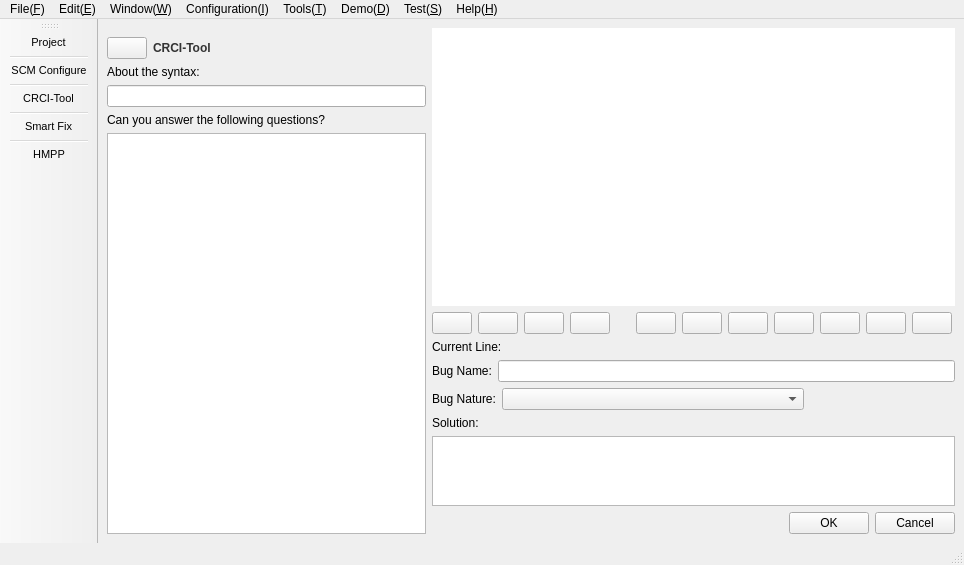
This is mainwindow.ui in fumeshroomXY/HMPP as Qt 5 draws it before an edit. The edited form follows.
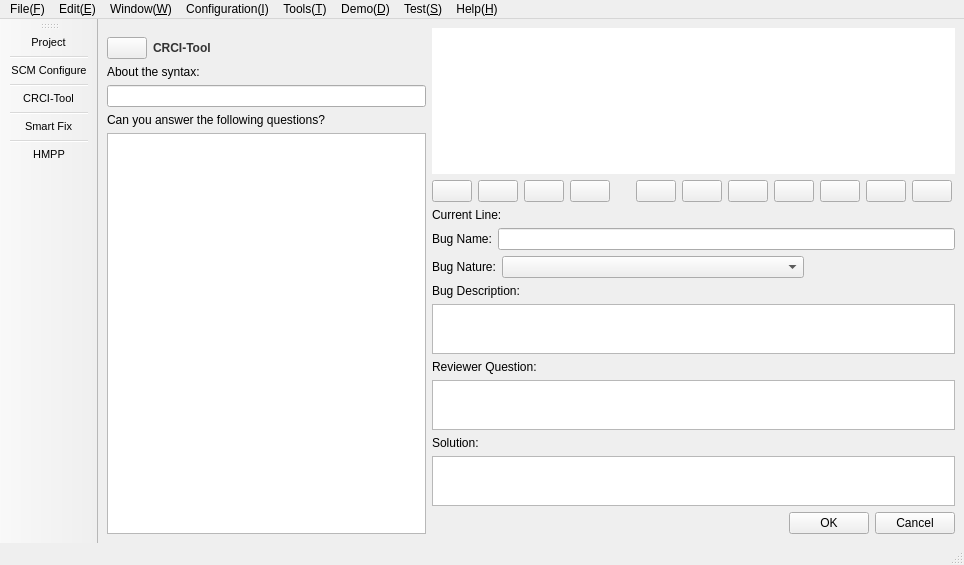
This is the edited form. Icons and pictures are not drawn. Custom widgets are drawn as their Qt base class.

Patch:
```diff
--- a/mainwindow.ui
+++ b/mainwindow.ui
@@ -1409,12 +1409,71 @@
                   <item>
                    <widget class="QLabel" name="label_8">
                     <property name="text">
+                     <string>Bug Description:</string>
+                    </property>
+                   </widget>
+                  </item>
+                  <item>
+                   <widget class="QTextEdit" name="textEditBugDescription">
+                    <property name="sizePolicy">
+                     <sizepolicy hsizetype="Preferred" vsizetype="Fixed">
+                      <horstretch>0</horstretch>
+                      <verstretch>0</verstretch>
+                     </sizepolicy>
+                    </property>
+                    <property name="minimumSize">
+                     <size>
+                      <width>0</width>
+                      <height>50</height>
+                     </size>
+                    </property>
+                   </widget>
+                  </item>
+                  <item>
+                   <widget class="QLabel" name="label_13">
+                    <property name="text">
+                     <string>Reviewer Question:</string>
+                    </property>
+                   </widget>
+                  </item>
+                  <item>
+                   <widget class="QTextEdit" name="textEditReviewerQuestion">
+                    <property name="sizePolicy">
+                     <sizepolicy hsizetype="Preferred" vsizetype="Fixed">
+                      <horstretch>0</horstretch>
+                      <verstretch>0</verstretch>
+                     </sizepolicy>
+                    </property>
+                    <property name="minimumSize">
+                     <size>
+                      <width>0</width>
+                      <height>50</height>
+                     </size>
+                    </property>
+                   </widget>
+                  </item>
+                  <item>
+                   <widget class="QLabel" name="label_12">
+                    <property name="text">
                      <string>Solution:</string>
                     </property>
                    </widget>
                   </item>
                   <item>
-                   <widget class="QTextEdit" name="textEditBugDescription"/>
+                   <widget class="QTextEdit" name="textEditBugSolution">
+                    <property name="sizePolicy">
+                     <sizepolicy hsizetype="Preferred" vsizetype="Fixed">
+                      <horstretch>0</horstretch>
+                      <verstretch>0</verstretch>
+                     </sizepolicy>
+                    </property>
+                    <property name="minimumSize">
+                     <size>
+                      <width>0</width>
+                      <height>50</height>
+                     </size>
+                    </property>
+                   </widget>
                   </item>
                  </layout>
                 </item>
```
